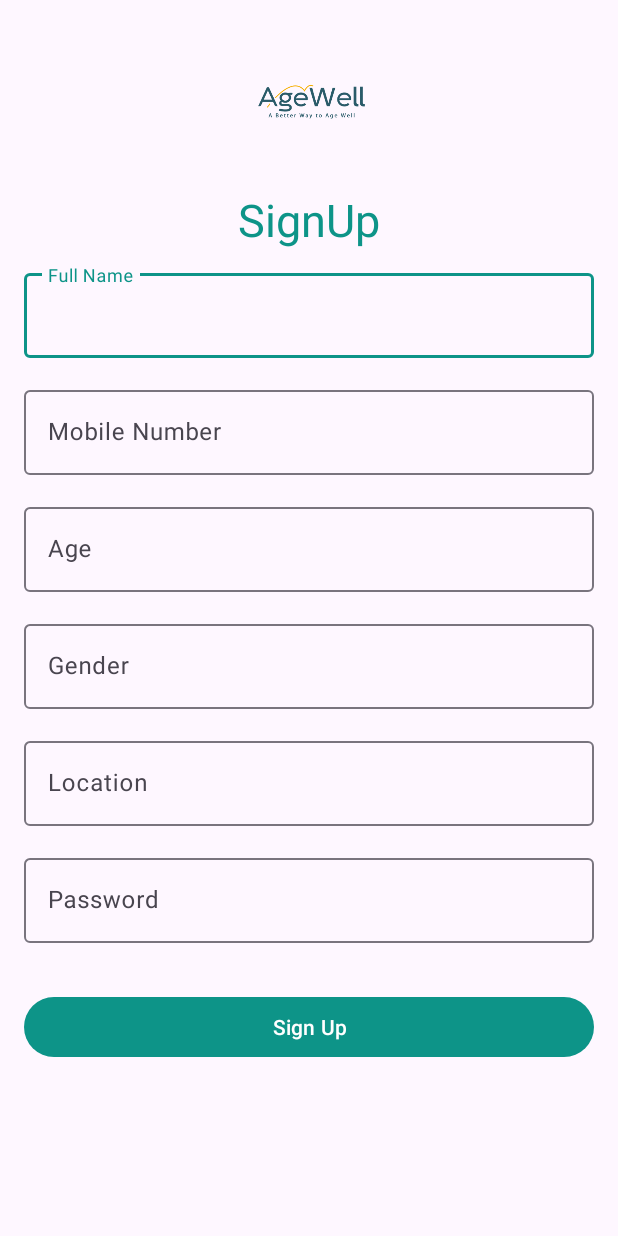
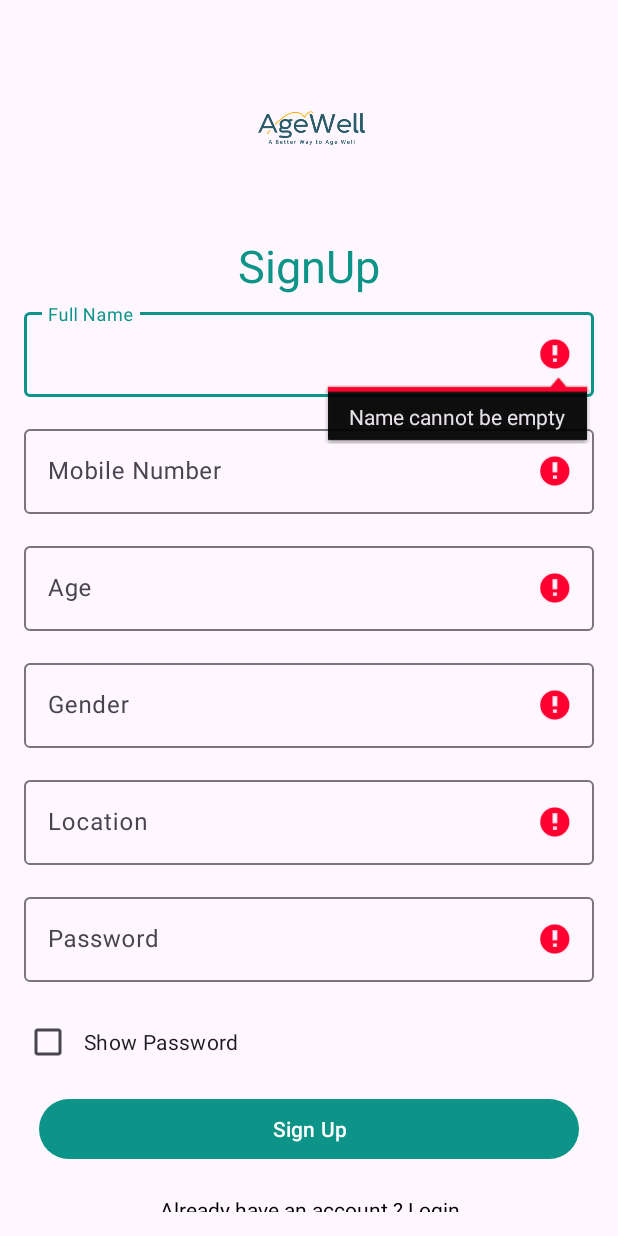
Before and after one commit to vishal-bhutekar21/Age-well-Elder-Care, an Android app: the SignUp screen opened directly, with no data from a screen before it, after a tap on "Sign Up", on a phone screen of 412 x 824 dp. Run offline under Robolectric (Android 15) with nearby library versions, the phone set to English and light mode, and no system bars; our stand-ins replace Firebase (no records; nobody signed in at launch, a user with empty details on screens opened directly).

Commit message:
commit after forget passsword

```diff
--- a/app/src/main/java/com/chaitany/agewell/SignUp.kt
+++ b/app/src/main/java/com/chaitany/agewell/SignUp.kt
@@ -4,7 +4,10 @@ import android.content.Intent
 import android.content.pm.PackageManager
 import android.os.Bundle
 import android.telephony.SmsManager
+import android.text.method.HideReturnsTransformationMethod
+import android.text.method.PasswordTransformationMethod
 import android.view.View
+import android.widget.CheckBox
 import android.widget.ProgressBar
 import android.widget.Toast
 import androidx.appcompat.app.AppCompatActivity
@@ -28,6 +31,7 @@ class SignUp : AppCompatActivity() {
     private lateinit var passwordField: TextInputEditText
     private lateinit var signupButton: MaterialButton
     private lateinit var progressBar: ProgressBar
+    private lateinit var loginButton:MaterialButton
     private val REQUEST_CODE_SEND_SMS = 101
 
     private lateinit var mAuth: FirebaseAuth
@@ -46,9 +50,16 @@ class SignUp : AppCompatActivity() {
         passwordField = findViewById(R.id.passwordField)
         signupButton = findViewById(R.id.signupButton)
         progressBar = findViewById(R.id.progressBar)
+        loginButton=findViewById(R.id.btnLogin)
 
         mAuth = FirebaseAuth.getInstance()
         database = FirebaseDatabase.getInstance().reference
+
+        val cbShowPassword = findViewById<CheckBox>(R.id.cbShowPassword)
+
+        cbShowPassword.setOnCheckedChangeListener { _, isChecked ->
+            togglePasswordVisibility(passwordField, isChecked)
+        }
 
         signupButton.setOnClickListener {
             val name = nameField.text.toString()
@@ -58,14 +69,21 @@ class SignUp : AppCompatActivity() {
             val location = locationField.text.toString()
             val password = passwordField.text.toString()
 
-            if (validateFields(name, mobile, age, gender, location, password)) {
+            if (validateFields(nameField, mobileField, ageField, genderField, locationField, passwordField,progressBar)) {
                 progressBar.visibility = View.VISIBLE
                 val otp = generateOtp()
                 sendOtpToUser(mobile, otp) // Send OTP to user
                 openOtpActivity(mobile, otp, name, age, gender, location, password) // Open OTP activity
             }
         }
+
+        loginButton.setOnClickListener {
+            val intent=Intent(this,Login::class.java)
+            startActivity(intent)
+            finish()
+        }
     }
+
 
     private fun generateOtp(): String {
         // Generate a random 6-digit OTP
@@ -150,44 +168,102 @@ class SignUp : AppCompatActivity() {
             putExtra("password", password)
         }
         startActivity(intent)
+        finish()
     }
 
     private fun validateFields(
-        name: String,
-        mobile: String,
-        age: String,
-        gender: String,
-        location: String,
-        password: String
+        nameField: TextInputEditText,
+        mobileField: TextInputEditText,
+        ageField: TextInputEditText,
+        genderField: TextInputEditText,
+        locationField: TextInputEditText,
+        passwordField: TextInputEditText,
+        progressBar: ProgressBar
     ): Boolean {
-        // Basic validation
-        if (name.isEmpty() || mobile.isEmpty() || age.isEmpty() || gender.isEmpty() || location.isEmpty() || password.isEmpty()) {
-            Toast.makeText(this, "Please fill all fields", Toast.LENGTH_SHORT).show()
-            progressBar.visibility = View.GONE
-            return false
+        var isValid = true
+
+        // Reset previous errors
+        nameField.error = null
+        mobileField.error = null
+        ageField.error = null
+        genderField.error = null
+        locationField.error = null
+        passwordField.error = null
+
+        val name = nameField.text.toString().trim()
+        val mobile = mobileField.text.toString().trim()
+        val age = ageField.text.toString().trim()
+        val gender = genderField.text.toString().trim()
+        val location = locationField.text.toString().trim()
+        val password = passwordField.text.toString().trim()
+
+        // Validate Name
+        if (name.isEmpty()) {
+            nameField.error = "Name cannot be empty"
+            isValid = false
         }
 
-        // Validate mobile number (basic check for length)
-        if (mobile.length != 10) {
-            Toast.makeText(this, "Please enter a valid mobile number", Toast.LENGTH_SHORT).show()
-            progressBar.visibility = View.GONE
-            return false
+        // Validate Mobile Number
+        if (mobile.isEmpty()) {
+            mobileField.error = "Mobile number cannot be empty"
+            isValid = false
+        } else if (mobile.length != 10 || !mobile.matches(Regex("^[0-9]{10}$"))) {
+            mobileField.error = "Enter a valid 10-digit mobile number"
+            isValid = false
         }
 
-        // Validate age (ensure it's a number)
-        try {
-            val ageInt = age.toInt()
-            if (ageInt <= 0) {
-                Toast.makeText(this, "Please enter a valid age", Toast.LENGTH_SHORT).show()
-                progressBar.visibility = View.GONE
-                return false
+        // Validate Age
+        if (age.isEmpty()) {
+            ageField.error = "Age cannot be empty"
+            isValid = false
+        } else {
+            try {
+                val ageInt = age.toInt()
+                if (ageInt <= 0) {
+                    ageField.error = "Enter a valid age"
+                    isValid = false
+                }
+            } catch (e: NumberFormatException) {
+                ageField.error = "Age must be a number"
+                isValid = false
             }
-        } catch (e: NumberFormatException) {
-            Toast.makeText(this, "Please enter a valid age", Toast.LENGTH_SHORT).show()
-            progressBar.visibility = View.GONE
-            return false
         }
 
-        return true
+        // Validate Gender
+        if (gender.isEmpty()) {
+            genderField.error = "Gender cannot be empty"
+            isValid = false
+        }
+
+        // Validate Location
+        if (location.isEmpty()) {
+            locationField.error = "Location cannot be empty"
+            isValid = false
+        }
+
+        // Validate Password
+        if (password.isEmpty()) {
+            passwordField.error = "Password cannot be empty"
+            isValid = false
+        } else if (password.length < 6) {
+            passwordField.error = "Password must be at least 6 characters long"
+            isValid = false
+        }
+
+        if (!isValid) {
+            progressBar.visibility = View.GONE
+        }
+
+        return isValid
+    }
+
+
+    private fun togglePasswordVisibility(passwordField: TextInputEditText, showPassword: Boolean) {
+        if (showPassword) {
+            passwordField.transformationMethod = HideReturnsTransformationMethod.getInstance()
+        } else {
+            passwordField.transformationMethod = PasswordTransformationMethod.getInstance()
+        }
+        passwordField.setSelection(passwordField.text?.length ?: 0) // Keeps cursor at the end
     }
 }
--- a/app/src/main/res/layout/activity_sign_up.xml
+++ b/app/src/main/res/layout/activity_sign_up.xml
@@ -16,7 +16,7 @@
 
         <ImageView
             android:layout_width="100dp"
-            android:layout_height="100dp"
+            android:layout_height="wrap_content"
             android:src="@drawable/app_heading"
             />
         <TextView
@@ -27,7 +27,7 @@
             android:textStyle="normal"
             android:textColor="@color/primary"
             android:textSize="30dp"
-            android:layout_margin="10dp"
+            android:layout_margin="5dp"
             />
     <!-- Name Field -->
     <com.google.android.material.textfield.TextInputLayout
@@ -121,13 +121,41 @@
             android:inputType="textPassword"/>
     </com.google.android.material.textfield.TextInputLayout>
 
+        <CheckBox
+            android:id="@+id/cbShowPassword"
+            android:layout_width="wrap_content"
+            android:layout_height="wrap_content"
+            android:text="Show Password"
+            android:layout_gravity="start"
+            android:padding="8dp"/>
+
     <!-- Sign Up Button -->
     <com.google.android.material.button.MaterialButton
         android:id="@+id/signupButton"
         android:layout_width="match_parent"
         android:layout_height="wrap_content"
         android:text="Sign Up"
-        android:layout_marginTop="16dp"/>'
+        android:layout_margin="10dp"/>
+
+
+        <TextView
+            android:layout_width="match_parent"
+            android:layout_height="wrap_content"
+            android:text="Already have an account ? Login"
+            android:textColor="@color/black"
+            android:layout_margin="10dp"
+            android:textAlignment="center"
+            />
+
+        <!-- Sign Up Button -->
+        <Button
+            android:id="@+id/btnLogin"
+            android:layout_width="match_parent"
+            android:layout_height="wrap_content"
+            android:text="Login"
+            android:textColor="@color/primary"
+            android:backgroundTint="#FFFFFF"
+            android:padding="16dp" />
 
     <ProgressBar
         android:id="@+id/progressBar"
```
Also changed, not shown: app/src/main/AndroidManifest.xml (+27 -25 lines), app/src/main/java/com/chaitany/agewell/ForgotPassword.kt (added, +149 -0 lines), app/src/main/java/com/chaitany/agewell/Login.kt (+67 -14 lines), app/src/main/res/layout/activity_forgot_password.xml (added, +114 -0 lines), app/src/main/res/layout/activity_login.xml (+44 -5 lines), app/src/main/res/layout/activity_otp.xml (+14 -0 lines), app/src/main/res/drawable/pin.png (added), app/src/main/res/drawable/resetpassword.png (added).
